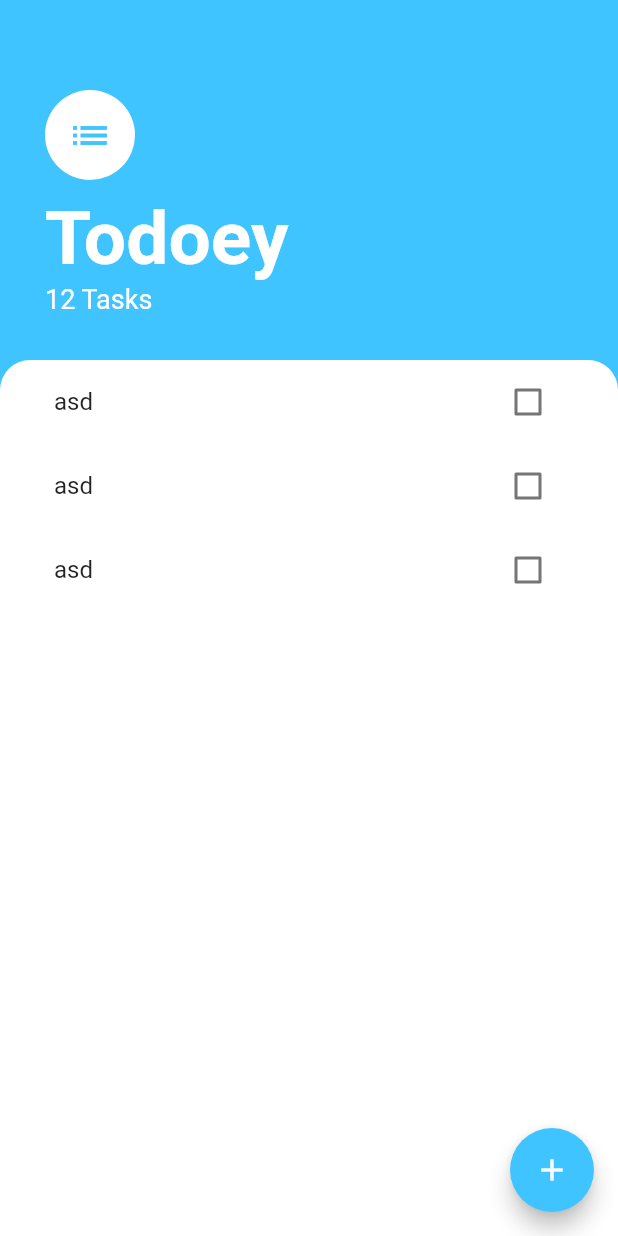
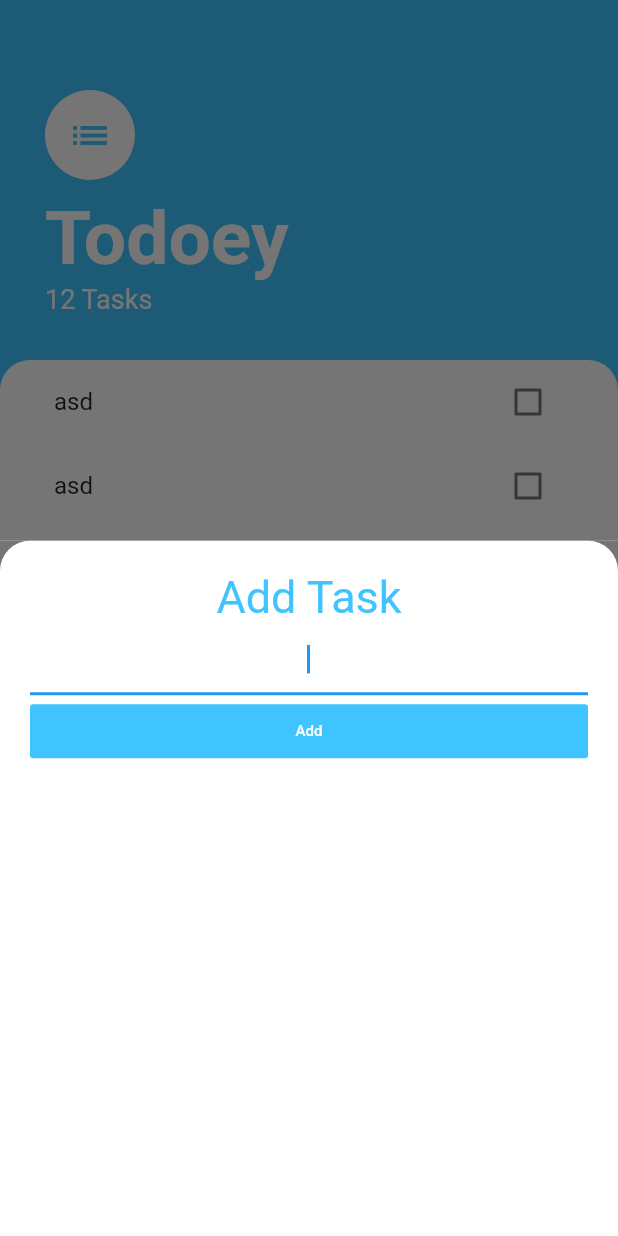
Before and after one commit to nurtugan/todoey-flutter, a Flutter app: the screen it shows after launch, after a tap on the "add" icon, on a phone screen of 412 x 824 dp. Run offline on Flutter 3.47's test engine with Material 2 defaults, Android fonts, the phone set to English and light mode, and no system bars.

```diff
--- /dev/null
+++ b/lib/screens/add_task_screen.dart
@@ -0,0 +1,51 @@
+import 'package:flutter/material.dart';
+
+class AddTaskScreen extends StatelessWidget {
+  @override
+  Widget build(BuildContext context) {
+    return Container(
+      color: Color(0xFF757575),
+      child: Container(
+        decoration: BoxDecoration(
+          color: Colors.white,
+          borderRadius: BorderRadius.only(
+            topLeft: Radius.circular(20),
+            topRight: Radius.circular(20),
+          ),
+        ),
+        child: Padding(
+          padding: EdgeInsets.all(20.0),
+          child: Column(
+            crossAxisAlignment: CrossAxisAlignment.stretch,
+            children: [
+              Text(
+                'Add Task',
+                textAlign: TextAlign.center,
+                style: TextStyle(
+                  color: Colors.lightBlueAccent,
+                  fontSize: 30,
+                ),
+              ),
+              TextField(
+                autofocus: true,
+                textAlign: TextAlign.center,
+                onChanged: (String value) {},
+              ),
+              FlatButton(
+                color: Colors.lightBlueAccent,
+                onPressed: () {},
+                child: Text(
+                  'Add',
+                  style: TextStyle(
+                    color: Colors.white,
+                    fontSize: 10,
+                  ),
+                ),
+              )
+            ],
+          ),
+        ),
+      ),
+    );
+  }
+}
--- a/lib/screens/tasks_screen.dart
+++ b/lib/screens/tasks_screen.dart
@@ -1,5 +1,7 @@
 import 'package:flutter/material.dart';
 import 'package:todoey_flutter/widgets/tasks_list.dart';
+
+import 'add_task_screen.dart';
 
 class TasksScreen extends StatelessWidget {
   @override
@@ -7,7 +9,10 @@ class TasksScreen extends StatelessWidget {
     return Scaffold(
       backgroundColor: Colors.lightBlueAccent,
       floatingActionButton: FloatingActionButton(
-        onPressed: () {},
+        onPressed: () {
+          showModalBottomSheet(
+              context: context, builder: (context) => AddTaskScreen());
+        },
         child: Icon(Icons.add),
         backgroundColor: Colors.lightBlueAccent,
       ),
```
